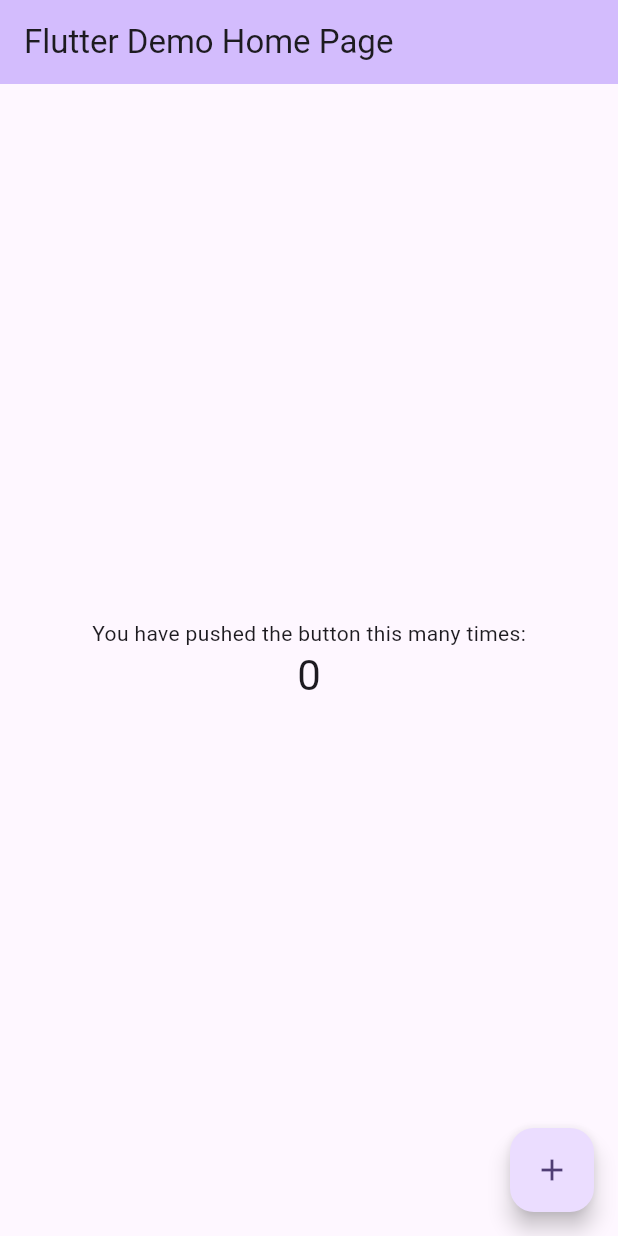
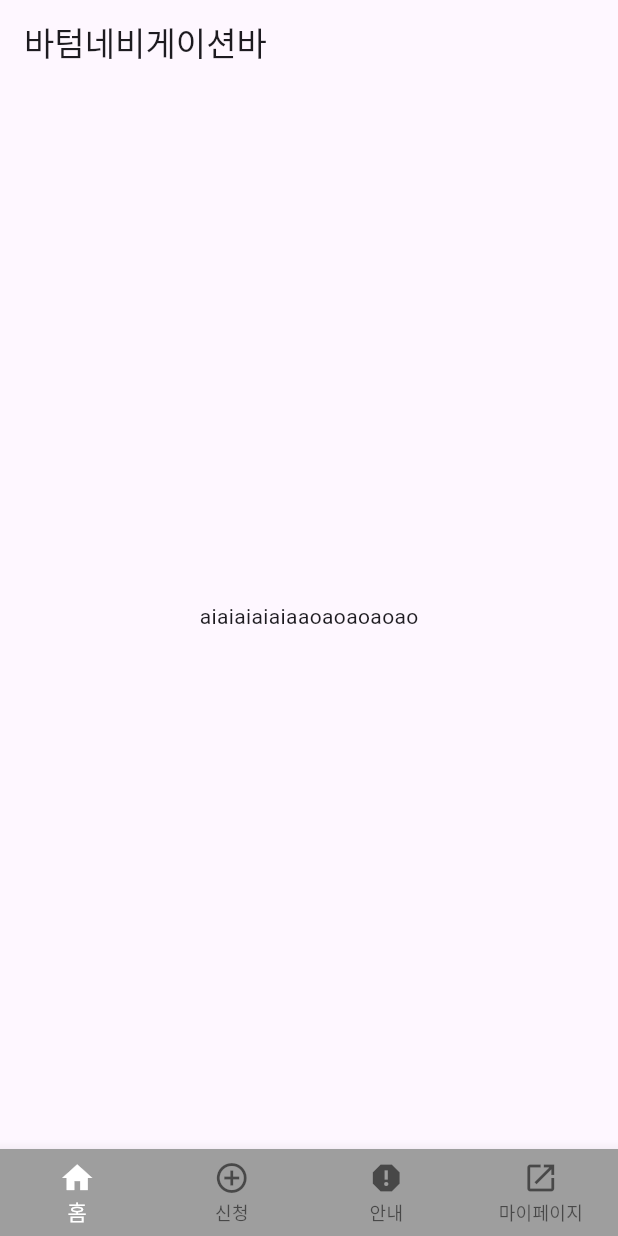
Before and after one commit to FABLOFABLO/DMS-apply-clone, a Flutter app: the screen it shows after launch, on a phone screen of 412 x 824 dp. Run offline on Flutter 3.47's test engine with Material 3 defaults, Android fonts, the phone set to English and light mode, and no system bars.

Commit message:
신청 페이지 만들기

```diff
--- /dev/null
+++ b/lib/home/home_page.dart
@@ -0,0 +1,13 @@
+import 'package:flutter/material.dart';
+
+class HomePage extends StatelessWidget {
+  const HomePage({super.key});
+
+  @override
+  Widget build(BuildContext context) {
+    return Center(
+      child:Text('aiaiaiaiaiaaoaoaoaoao'),
+    );
+
+  }
+}
--- a/lib/main.dart
+++ b/lib/main.dart
@@ -1,122 +1,31 @@
-import 'package:flutter/material.dart';
+import 'package:clone/apply/apply_page.dart';
+import 'package:clone/navigation/navigation.dart';
+
+import 'package:flutter/material.dart'; /* 플러터 UI 구성 요소들이
+ 이 라이브러리에 포함되어 있다 */
 
 void main() {
-  runApp(const MyApp());
+  runApp(const MyApp()); /* MyApp 클래스의 인스턴스를 앱의 루트 위젯으로
+  설정, const는 MyApp 상수로 정의되었음을 의미*/
 }
 
 class MyApp extends StatelessWidget {
+  /*상태 가지지 않은 위젯, 한번 빌드 되면
+다시 바뀌지 않는 UI 표시*/
   const MyApp({super.key});
 
-  // This widget is the root of your application.
-  @override
+  @override //빌드 메서드 재정의
   Widget build(BuildContext context) {
+    /*위젯을 화면에 그리기 위한 핵심
+  메서드, UI 구성 코드 작성*/
     return MaterialApp(
-      title: 'Flutter Demo',
-      theme: ThemeData(
-        // This is the theme of your application.
-        //
-        // TRY THIS: Try running your application with "flutter run". You'll see
-        // the application has a purple toolbar. Then, without quitting the app,
-        // try changing the seedColor in the colorScheme below to Colors.green
-        // and then invoke "hot reload" (save your changes or press the "hot
-        // reload" button in a Flutter-supported IDE, or press "r" if you used
-        // the command line to start the app).
-        //
-        // Notice that the counter didn't reset back to zero; the application
-        // state is not lost during the reload. To reset the state, use hot
-        // restart instead.
-        //
-        // This works for code too, not just values: Most code changes can be
-        // tested with just a hot reload.
-        colorScheme: ColorScheme.fromSeed(seedColor: Colors.deepPurple),
-      ),
-      home: const MyHomePage(title: 'Flutter Demo Home Page'),
+      /*플러터 앱의 기본 구조 제공*/
+      home: Navigation()
+      // Alignment.center : 가로 세로 모두 중앙에 배치 ( 0.0 , 0.0 )
+      // apply :첫 번째 화면 설정,  Saffold : 다양한 위젯을 쉽게 배치
+      // Appbar : 앱의 상단 바를 구성하는 위젯
+      //centerTitle : 가운데 정렬하기
+      //double.infinity : 가능한 최대한 최대 너비 크기로 설정하기
     );
   }
 }
-
-class MyHomePage extends StatefulWidget {
-  const MyHomePage({super.key, required this.title});
-
-  // This widget is the home page of your application. It is stateful, meaning
-  // that it has a State object (defined below) that contains fields that affect
-  // how it looks.
-
-  // This class is the configuration for the state. It holds the values (in this
-  // case the title) provided by the parent (in this case the App widget) and
-  // used by the build method of the State. Fields in a Widget subclass are
-  // always marked "final".
-
-  final String title;
-
-  @override
-  State<MyHomePage> createState() => _MyHomePageState();
-}
-
-class _MyHomePageState extends State<MyHomePage> {
-  int _counter = 0;
-
-  void _incrementCounter() {
-    setState(() {
-      // This call to setState tells the Flutter framework that something has
-      // changed in this State, which causes it to rerun the build method below
-      // so that the display can reflect the updated values. If we changed
-      // _counter without calling setState(), then the build method would not be
-      // called again, and so nothing would appear to happen.
-      _counter++;
-    });
-  }
-
-  @override
-  Widget build(BuildContext context) {
-    // This method is rerun every time setState is called, for instance as done
-    // by the _incrementCounter method above.
-    //
-    // The Flutter framework has been optimized to make rerunning build methods
-    // fast, so that you can just rebuild anything that needs updating rather
-    // than having to individually change instances of widgets.
-    return Scaffold(
-      appBar: AppBar(
-        // TRY THIS: Try changing the color here to a specific color (to
-        // Colors.amber, perhaps?) and trigger a hot reload to see the AppBar
-        // change color while the other colors stay the same.
-        backgroundColor: Theme.of(context).colorScheme.inversePrimary,
-        // Here we take the value from the MyHomePage object that was created by
-        // the App.build method, and use it to set our appbar title.
-        title: Text(widget.title),
-      ),
-      body: Center(
-        // Center is a layout widget. It takes a single child and positions it
-        // in the middle of the parent.
-        child: Column(
-          // Column is also a layout widget. It takes a list of children and
-          // arranges them vertically. By default, it sizes itself to fit its
-          // children horizontally, and tries to be as tall as its parent.
-          //
-          // Column has various properties to control how it sizes itself and
-          // how it positions its children. Here we use mainAxisAlignment to
-          // center the children vertically; the main axis here is the vertical
-          // axis because Columns are vertical (the cross axis would be
-          // horizontal).
-          //
-          // TRY THIS: Invoke "debug painting" (choose the "Toggle Debug Paint"
-          // action in the IDE, or press "p" in the console), to see the
-          // wireframe for each widget.
-          mainAxisAlignment: MainAxisAlignment.center,
-          children: <Widget>[
-            const Text('You have pushed the button this many times:'),
-            Text(
-              '$_counter',
-              style: Theme.of(context).textTheme.headlineMedium,
-            ),
-          ],
-        ),
-      ),
-      floatingActionButton: FloatingActionButton(
-        onPressed: _incrementCounter,
-        tooltip: 'Increment',
-        child: const Icon(Icons.add),
-      ), // This trailing comma makes auto-formatting nicer for build methods.
-    );
-  }
-}
--- /dev/null
+++ b/lib/navigation/navigation.dart
@@ -0,0 +1,50 @@
+import 'package:clone/apply/apply_page.dart';
+import 'package:clone/guide/guide_page.dart';
+import 'package:clone/home/home_page.dart';
+import 'package:clone/my/my_page.dart';
+import 'package:flutter/material.dart';
+
+class  Navigation extends StatefulWidget {
+  const Navigation({super.key});
+
+  @override
+  State<Navigation> createState() => _NavigationState();
+}
+
+class _NavigationState extends State<Navigation> {
+  int selectedIndex=0;
+  List<Widget>pages=[HomePage(),ApplyPage(), GuidePage(), MyPage()];
+  @override
+  Widget build(BuildContext context) {
+    return Scaffold(
+      appBar: AppBar(
+        title: Text('바텀네비게이션바'),
+      ),
+        body: pages[selectedIndex],
+        bottomNavigationBar: BottomNavigationBar(
+          onTap: (int index) {
+            setState(() {
+              selectedIndex= index;
+            });
+          },
+          type: BottomNavigationBarType.fixed,
+          selectedItemColor: Colors.white,
+          backgroundColor: Colors.grey,
+          items: [
+            BottomNavigationBarItem(icon: Icon(Icons.home),
+              label: '홈',
+            ),
+            BottomNavigationBarItem(icon: Icon(Icons.add_circle_outline),
+              label: '신청',
+            ),
+            BottomNavigationBarItem(icon: Icon(Icons.report),
+              label: '안내',
+            ),
+            BottomNavigationBarItem(icon: Icon(Icons.launch),
+              label: '마이페이지',
+            ),
+          ],
+        )
+    );
+  }
+}
```
Also changed, not shown: lib/apply/apply_page.dart (added, +149 -0 lines), lib/guide/guide_page.dart (added, +12 -0 lines), lib/my/my_page.dart (added, +12 -0 lines).
